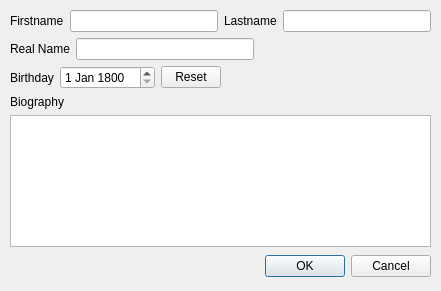
The window that src/PeopleDialog.ui (ochurlaud/macaw-movies) describes before a commit, drawn with Qt 5.
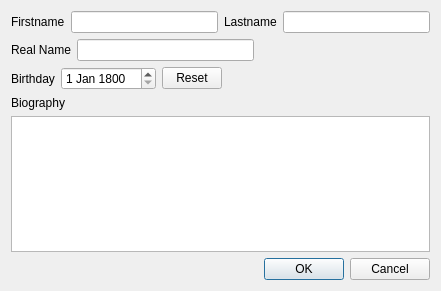
The same window after the commit.

What changed in the file:
```diff
--- a/src/PeopleDialog.ui
+++ b/src/PeopleDialog.ui
@@ -16,31 +16,8 @@
   <property name="windowTitle">
    <string>Dialog</string>
   </property>
-  <widget class="QDialogButtonBox" name="validationButtons">
-   <property name="geometry">
-    <rect>
-     <x>90</x>
-     <y>250</y>
-     <width>341</width>
-     <height>32</height>
-    </rect>
-   </property>
-   <property name="orientation">
-    <enum>Qt::Horizontal</enum>
-   </property>
-   <property name="standardButtons">
-    <set>QDialogButtonBox::Cancel|QDialogButtonBox::Ok</set>
-   </property>
-  </widget>
-  <widget class="QWidget" name="verticalLayoutWidget">
-   <property name="geometry">
-    <rect>
-     <x>10</x>
-     <y>10</y>
-     <width>421</width>
-     <height>237</height>
-    </rect>
-   </property>
+  <layout class="QGridLayout" name="gridLayout">
+   <item row="0" column="0">
    <layout class="QVBoxLayout" name="verticalLayout">
     <item>
      <layout class="QHBoxLayout" name="horizontalLayout">
@@ -155,7 +132,18 @@
      <widget class="QPlainTextEdit" name="biographyEdit"/>
     </item>
    </layout>
-  </widget>
+   </item>
+   <item row="1" column="0">
+    <widget class="QDialogButtonBox" name="validationButtons">
+     <property name="orientation">
+      <enum>Qt::Horizontal</enum>
+     </property>
+     <property name="standardButtons">
+      <set>QDialogButtonBox::Cancel|QDialogButtonBox::Ok</set>
+     </property>
+    </widget>
+   </item>
+  </layout>
  </widget>
  <resources/>
  <connections>
```
Lines whose indentation alone changed are shown as unchanged.
